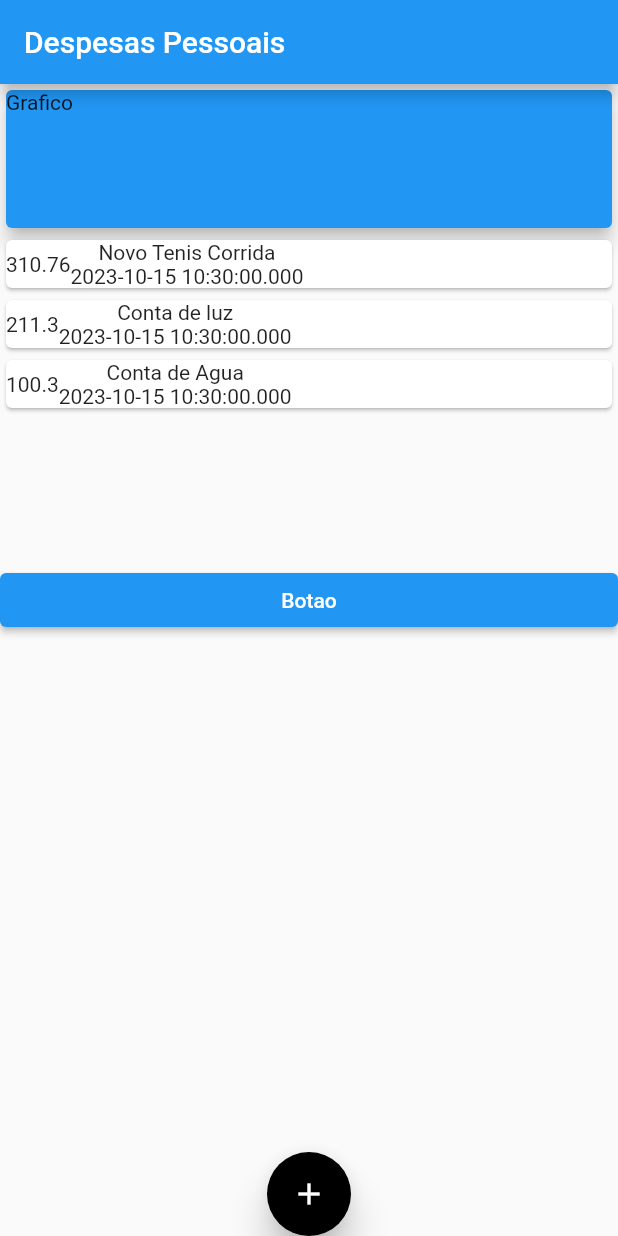
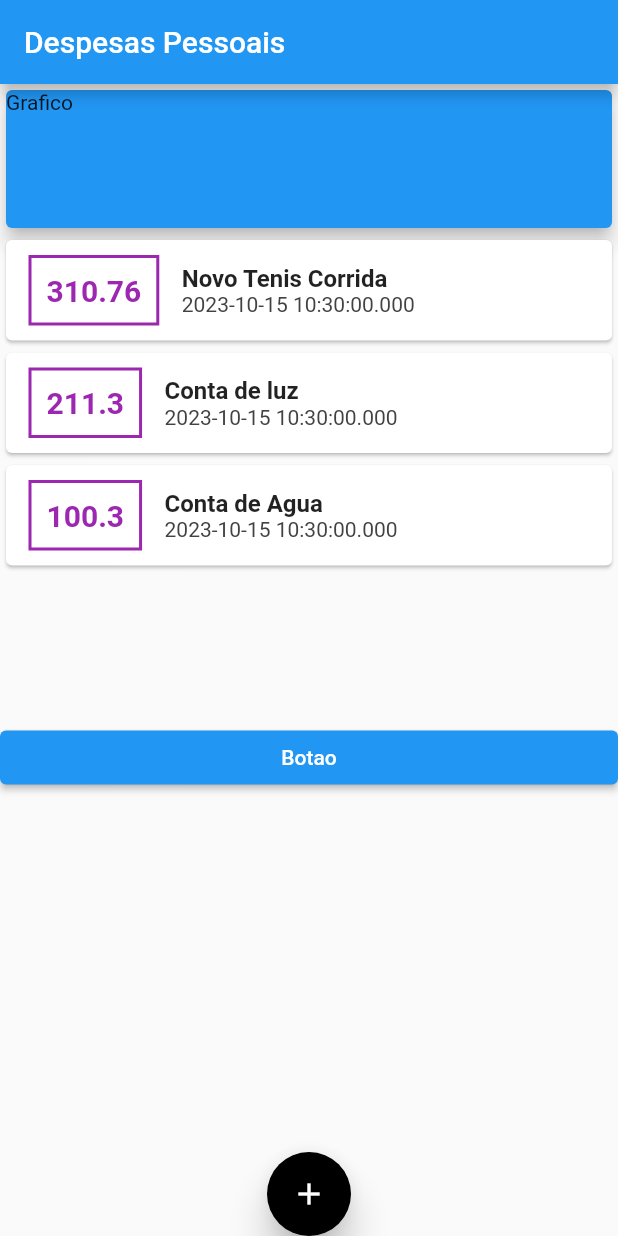
Before and after one commit to JonesCunha/personaldues, a Flutter app: the screen it shows after launch, on a phone screen of 412 x 824 dp. Run offline on Flutter 3.47's test engine with Material 2 defaults, Android fonts, the phone set to English and light mode, and no system bars.

Commit message:
alteracoes4

```diff
--- a/lib/pages/myHomePage.dart
+++ b/lib/pages/myHomePage.dart
@@ -46,12 +46,20 @@ class MyHomePage extends StatelessWidget {
               _transactions.map((e) => Card(child:
                 Row(children: [
                   Container(
-                    child: Text(e.value.toString()),
+                    margin: EdgeInsets.symmetric(horizontal: 15, vertical: 10),
+                    decoration: BoxDecoration(border: Border.all(color: Colors.purple, width: 2)),
+                    padding: EdgeInsets.all(10),
+                    child: Text(e.value.toString(), style: TextStyle(
+                      fontWeight: FontWeight.bold,
+                      fontSize: 20,
+                      color: Colors.purple
+                    ),),
                   ),
                   Column(
+                    crossAxisAlignment: CrossAxisAlignment.start,
                     children: [
-                      Text(e.tittle),
-                      Text(e.date.toString()),
+                      Text(e.tittle, style: TextStyle(fontSize: 16, fontWeight: FontWeight.bold),),
+                      Text(e.date.toString(),style: TextStyle(color: Colors.grey[800]),),
                     ],
                   )
                 ],)
```
Also changed, not shown: lib/list.dart (deleted).
